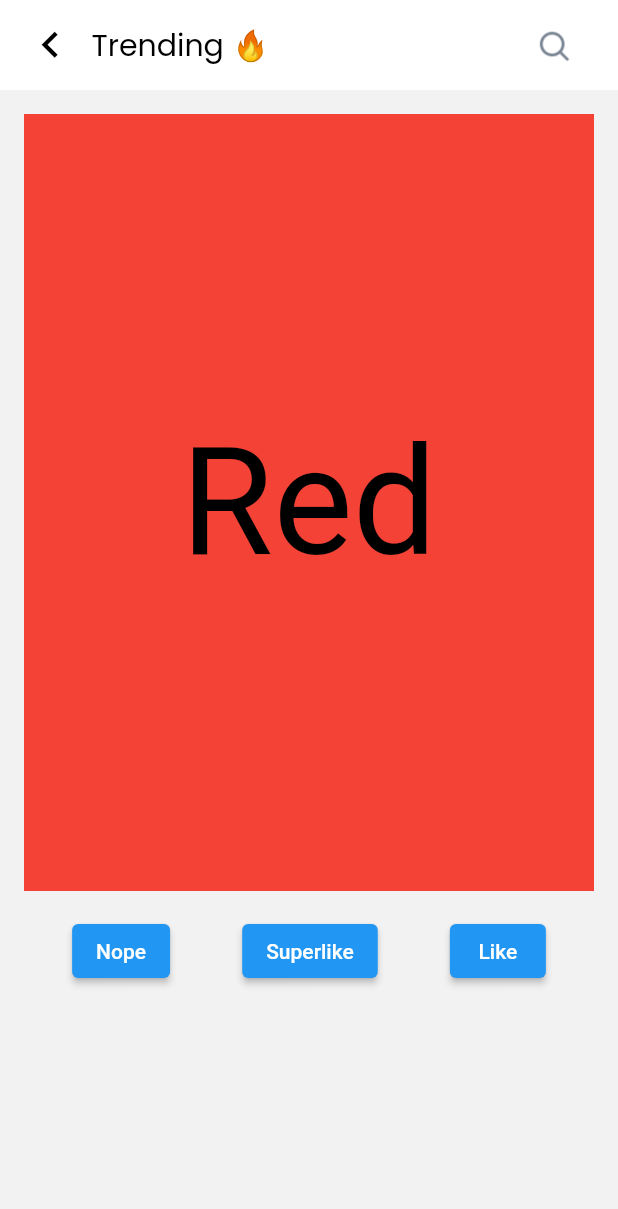
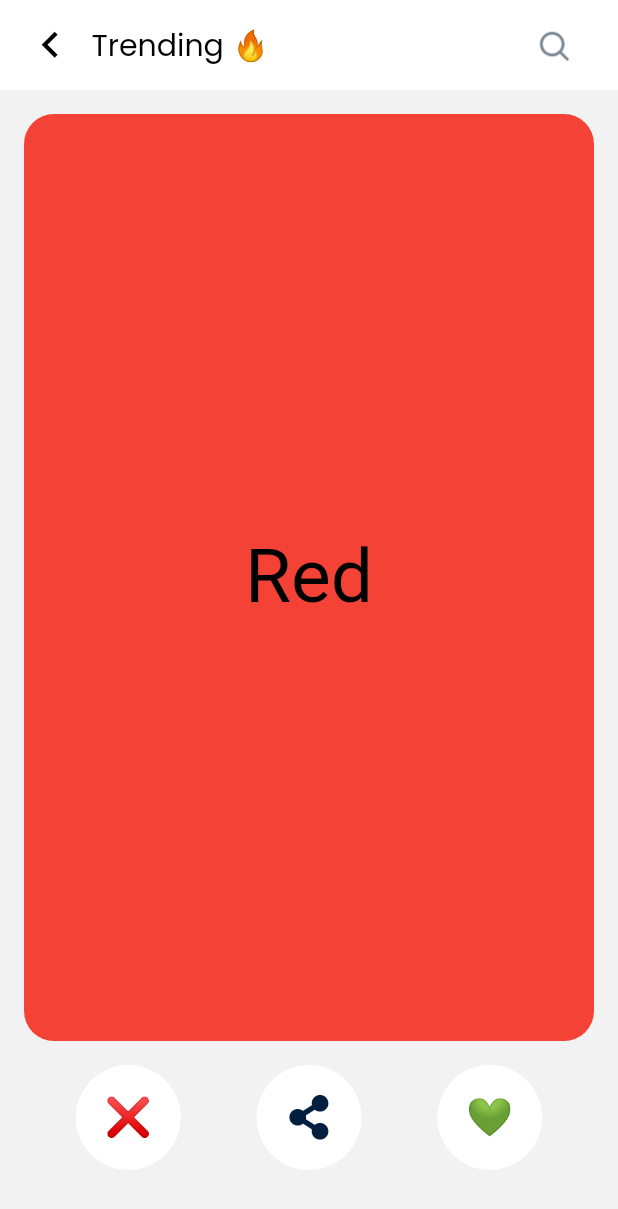
Before and after one commit to theifedayo/BuyStuff-MobileApp, a Flutter app: the ProductListScreen screen opened directly, on a phone screen of 412 x 824 dp. Shown: the top 1209 px of the screen. Run offline on Flutter 3.47's test engine with Material 2 defaults, Android fonts, the phone set to English and light mode, and no system bars; drawn by our look-alikes of swipe_cards; our stand-ins replace flutter_secure_storage, font_awesome_flutter, page_transition, show_up_animation; missing offline and left inert: dart:ffi; accounts and stored records are empty.

```diff
--- a/lib/screens/productlist_screen.dart
+++ b/lib/screens/productlist_screen.dart
@@ -1,4 +1,5 @@
 import 'package:flutter/material.dart';
+import 'package:font_awesome_flutter/font_awesome_flutter.dart';
 import 'package:swipe_cards/swipe_cards.dart';
 import 'package:buystuff/components/content.dart';
 import 'package:buystuff/components/header.dart';
@@ -29,13 +30,12 @@ class _ProductListScreenState extends State<ProductListScreen> {
           content: Content(text: _names[i], color: _colors[i]),
           likeAction: () {
             _scaffoldKey.currentState.showSnackBar(SnackBar(
-              content: Text("Liked ${_names[i]}"),
-              duration: Duration(milliseconds: 500),
-            ));
-          },
-          nopeAction: () {
-            _scaffoldKey.currentState.showSnackBar(SnackBar(
-              content: Text("Nope ${_names[i]}"),
+              backgroundColor: Colors.green,
+              content: Text("Added ${_names[i]} to cart", style: TextStyle(
+                fontSize: 16,
+                fontWeight: FontWeight.bold,
+                fontFamily: 'Montserrat',
+              ),),
               duration: Duration(milliseconds: 500),
             ));
           },
@@ -86,17 +86,21 @@ class _ProductListScreenState extends State<ProductListScreen> {
         body: Container(
             child: Column(children: [
               Container(
-                height: 550,
+                height: 650,
                 child: SwipeCards(
                   matchEngine: _matchEngine,
                   itemBuilder: (BuildContext context, int index) {
                     return Container(
                       alignment: Alignment.center,
-                      color: _swipeItems[index].content.color,
+                      //color: _swipeItems[index].content.color,
                       child: Text(
                         _swipeItems[index].content.text,
-                        style: TextStyle(fontSize: 100),
+                        style: TextStyle(fontSize: 50),
                       ),
+                        decoration: BoxDecoration(
+                            borderRadius: BorderRadius.circular(20.0),
+                            color: _swipeItems[index].content.color,
+                        )
                     );
                   },
                   onStackFinished: () {
@@ -104,27 +108,65 @@ class _ProductListScreenState extends State<ProductListScreen> {
                       content: Text("Stack Finished"),
                       duration: Duration(milliseconds: 500),
                     ));
+                    //Navigator.pop(context);
                   },
                 ),
               ),
               Row(
                 mainAxisAlignment: MainAxisAlignment.spaceEvenly,
                 children: [
-                  ElevatedButton(
-                      onPressed: () {
-                        _matchEngine.currentItem?.nope();
-                      },
-                      child: Text("Nope")),
-                  ElevatedButton(
-                      onPressed: () {
-                        _matchEngine.currentItem?.superLike();
-                      },
-                      child: Text("Superlike")),
-                  ElevatedButton(
-                      onPressed: () {
-                        _matchEngine.currentItem?.like();
-                      },
-                      child: Text("Like"))
+                  GestureDetector(child: Container(
+                    width: 70,
+                    height: 70,
+                    child: Center(
+                      child: Text("❌", style: TextStyle(
+                        fontSize: 25,
+                        color: Colors.black,
+                        fontWeight: FontWeight.w400,
+                        fontFamily: 'Poppins',
+                      ),),
+                    ),
+                    decoration: new BoxDecoration(
+
+                      borderRadius: BorderRadius.circular(70.0),
+                      color: Colors.white,
+                    ),
+                  ), onTap: (){
+                    _matchEngine.currentItem?.nope();
+                  },),
+                  GestureDetector(child: Container(
+                    width: 70,
+                    height: 70,
+                    child: Center(
+                      child: Icon(FontAwesomeIcons.shareAlt, size: 30, color: Color(0xFF001F3E),),
+                    ),
+                    decoration: new BoxDecoration(
+
+                      borderRadius: BorderRadius.circular(70.0),
+                      color: Colors.white,
+                    ),
+                  ), onTap: (){
+
+                  },),
+                  GestureDetector(child: Container(
+                    width: 70,
+                    height: 70,
+                    child: Center(
+                      child: Text("💚", style: TextStyle(
+                        fontSize: 25,
+                        color: Colors.black,
+                        fontWeight: FontWeight.w400,
+                        fontFamily: 'Poppins',
+                      ),),
+                    ),
+                    decoration: new BoxDecoration(
+
+                      borderRadius: BorderRadius.circular(70.0),
+                      color: Colors.white,
+                    ),
+                  ), onTap: (){
+                    _matchEngine.currentItem?.like();
+                  },),
                 ],
               )
             ])));
```
Also changed, not shown: lib/screens/profile_screen.dart (+117 -1 lines), images/profile.png (added).
